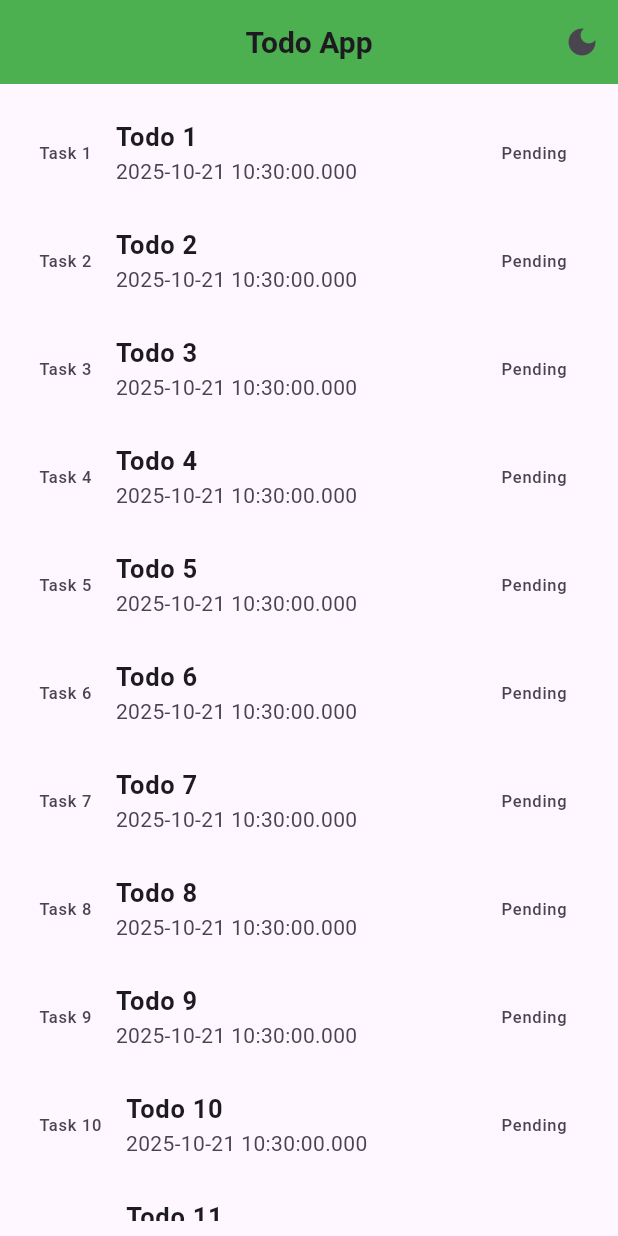
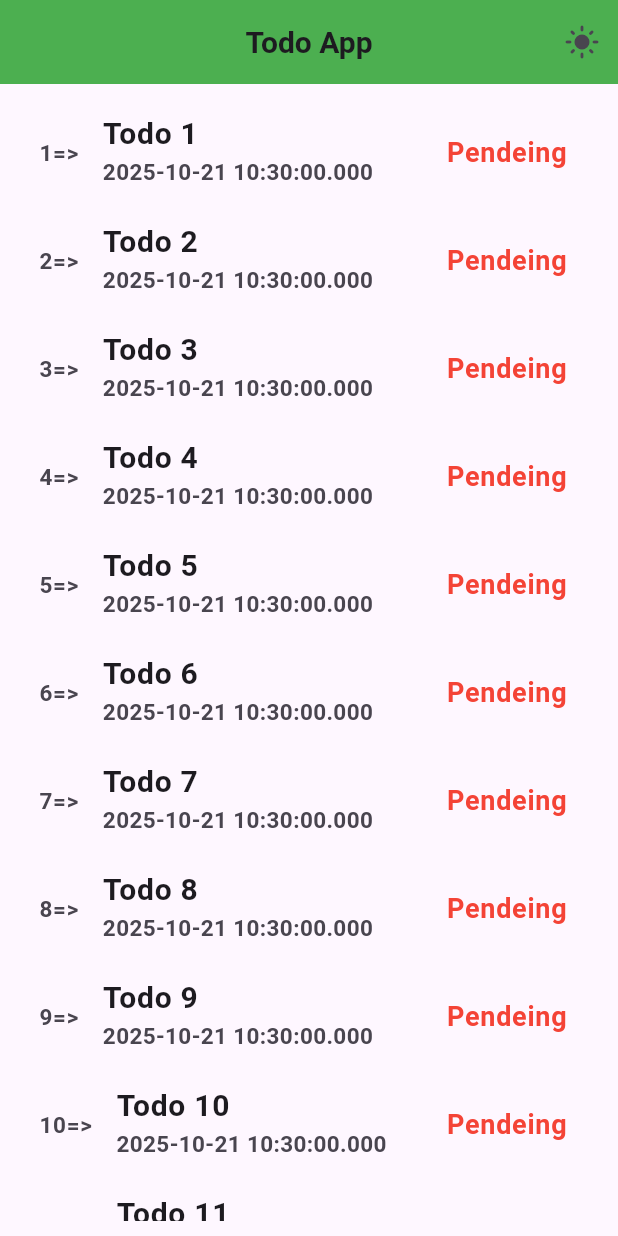
Before and after one commit to RazzaqAhmad/my_new_app, a Flutter app: the screen it shows after launch, on a phone screen of 412 x 824 dp. Run offline on Flutter 3.47's test engine with Material 3 defaults, Android fonts, the phone set to English and light mode, and no system bars.

Commit message:
Provider completed

```diff
--- /dev/null
+++ b/devtools_options.yaml
@@ -0,0 +1,3 @@
+description: This file stores settings for Dart & Flutter DevTools.
+documentation: https://docs.flutter.dev/tools/devtools/extensions#configure-extension-enablement-states
+extensions:
--- a/lib/My_Screens/alltodos_screen.dart
+++ b/lib/My_Screens/alltodos_screen.dart
@@ -1,30 +1,33 @@
 import 'package:flutter/material.dart';
-import 'package:my_new_app/Models/todo.dart';
-import 'package:my_new_app/My_Screens/singletodo_screen.dart';
+import 'package:my_new_app/models/todo.dart';
+import 'package:my_new_app/my_screens/singletodo_screen.dart';
+import 'package:my_new_app/providers/themprovider.dart';
+import 'package:my_new_app/providers/withprovider.dart';
+import 'package:provider/provider.dart';
 
 class AllTodosScreen extends StatefulWidget {
-  final Function(bool) onThemeChanged;
-  const AllTodosScreen({Key? key, required this.onThemeChanged})
-    : super(key: key);
+  const AllTodosScreen({Key? key}) : super(key: key);
   @override
   State<AllTodosScreen> createState() => _AllTodosScreenState();
 }
 
 class _AllTodosScreenState extends State<AllTodosScreen> {
-  bool _isDark = false;
   @override
   Widget build(BuildContext context) {
+    final provider = context.read<TodoProvider>();
     return Scaffold(
       appBar: AppBar(
         actions: [
           IconButton(
-            icon: Icon(_isDark ? Icons.light_mode : Icons.dark_mode),
-            onPressed: () {
-              setState(() {
-                _isDark = !_isDark;
-                widget.onThemeChanged(_isDark);
-              });
-            },
+            icon: Icon(
+              context.watch<ThemeProvider>().isDark
+                  ? Icons.dark_mode
+                  : Icons.light_mode,
+            ),
+            tooltip: context.watch<ThemeProvider>().isDark
+                ? 'Switch to Light Mode'
+                : 'Switch to Dark Mode',
+            onPressed: () => context.read<ThemeProvider>().toggleTheme(),
           ),
         ],
         centerTitle: true,
@@ -41,33 +44,50 @@ class _AllTodosScreenState extends State<AllTodosScreen> {
             children: [
               Expanded(
                 child: ListView.builder(
-                  itemCount: todolist.length,
+                  itemCount: provider.todos.length,
                   itemBuilder: (context, index) {
+                    var singletodo = provider.todos[index];
                     return ListTile(
+                      leading: Text(
+                        '${index + 1}=>',
+                        style: TextStyle(
+                          fontSize: 15,
+                          fontWeight: FontWeight.bold,
+                        ),
+                      ),
+                      title: Text(
+                        singletodo.title,
+                        style: TextStyle(
+                          fontSize: 20,
+                          fontWeight: FontWeight.bold,
+                        ),
+                      ),
+                      subtitle: Text(
+                        singletodo.date,
+                        style: TextStyle(
+                          fontSize: 15,
+                          fontWeight: FontWeight.bold,
+                        ),
+                      ),
+                      trailing: Text(
+                        singletodo.iScompleted ? "Completed" : "Pendeing",
+                        style: TextStyle(
+                          color: singletodo.iScompleted
+                              ? Colors.green
+                              : Colors.red,
+                          fontSize: 18,
+                          fontWeight: FontWeight.bold,
+                        ),
+                      ),
                       onTap: () {
                         Navigator.push(
                           context,
                           MaterialPageRoute(
-                            builder: (context) {
-                              return SingleTodoScreen(todo: todolist[index]);
-                            },
+                            builder: (context) =>
+                                SingleTodoScreen(stodo: singletodo),
                           ),
                         );
                       },
-                      hoverColor: Colors.blue,
-                      //tileColor: Colors.greenAccent,
-                      leading: Text("Task ${index + 1}"),
-                      title: Text(
-                        todolist[index].title,
-                        style: TextStyle(
-                          fontSize: 17,
-                          fontWeight: FontWeight.bold,
-                        ),
-                      ),
-                      subtitle: Text(todolist[index].date),
-                      trailing: Text(
-                        todolist[index].iScompleted ? "Completed" : "Pending",
-                      ),
                     );
                   },
                 ),
--- a/lib/main.dart
+++ b/lib/main.dart
@@ -1,38 +1,32 @@
 import 'package:flutter/material.dart';
 import 'package:my_new_app/My_Screens/alltodos_screen.dart';
+import 'package:my_new_app/providers/themprovider.dart';
+import 'package:my_new_app/providers/withprovider.dart';
+import 'package:provider/provider.dart';
 
 void main() {
-  runApp(MyApp());
+  runApp(
+    MultiProvider(
+      providers: [
+        ChangeNotifierProvider(create: (_) => ThemeProvider()),
+        ChangeNotifierProvider(create: (_) => TodoProvider()),
+      ],
+      child: MyApp(),
+    ),
+  );
 }
 
-class MyApp extends StatefulWidget {
-  @override
-  State<MyApp> createState() => _MyAppState();
-}
-
-class _MyAppState extends State<MyApp> {
-  ThemeMode _themeMode = ThemeMode.light;
-
-  void _toggleTheme(bool isDarkMode) {
-    setState(() {
-      _themeMode = isDarkMode ? ThemeMode.dark : ThemeMode.light;
-    });
-  }
+class MyApp extends StatelessWidget {
+  const MyApp({super.key});
 
   @override
   Widget build(BuildContext context) {
+    final themeProvider = context.watch<ThemeProvider>();
     return MaterialApp(
       debugShowCheckedModeBanner: false,
-      themeMode: _themeMode,
-      theme: ThemeData(
-        brightness: Brightness.light,
-        primarySwatch: Colors.blue,
-      ),
-      darkTheme: ThemeData(
-        brightness: Brightness.dark,
-        primarySwatch: Colors.deepPurple,
-      ),
-      home: AllTodosScreen(onThemeChanged: _toggleTheme),
+      title: 'Todo + Theme Provider',
+      theme: themeProvider.currentTheme,
+      home: const AllTodosScreen(),
     );
   }
 }
--- /dev/null
+++ b/lib/providers/themprovider.dart
@@ -0,0 +1,14 @@
+import 'package:flutter/material.dart';
+
+class ThemeProvider extends ChangeNotifier {
+  bool _isDark = false;
+
+  bool get isDark => _isDark;
+
+  ThemeData get currentTheme => _isDark ? ThemeData.dark() : ThemeData.light();
+
+  void toggleTheme() {
+    _isDark = !_isDark;
+    notifyListeners();
+  }
+}
--- /dev/null
+++ b/lib/providers/withprovider.dart
@@ -0,0 +1,22 @@
+import 'package:flutter/material.dart';
+import 'package:my_new_app/models/todo.dart';
+import 'package:my_new_app/providers/withprovider.dart';
+
+class TodoProvider extends ChangeNotifier {
+  final List<Todo> _todos = todolist;
+  List<Todo> get todos => _todos;
+  bool _isCheck = false;
+
+  bool get isCheck => _isCheck;
+
+  void update(Todo todo) {
+    int index = _todos.indexWhere((t) => t.title == todo.title);
+    _todos[index].iScompleted = _isCheck;
+    notifyListeners();
+  }
+
+  void toggleCheck() {
+    _isCheck = !_isCheck;
+    notifyListeners();
+  }
+}
--- a/pubspec.yaml
+++ b/pubspec.yaml
@@ -32,6 +32,7 @@ dependencies:
     sdk: flutter
   dropdown_button2: any
   cupertino_icons: ^1.0.8
+  provider: ^6.0.0
   # The following adds the Cupertino Icons font to your application.
   # Use with the CupertinoIcons class for iOS style icons.
 
```
Also changed, not shown: lib/Models/todoprovider.dart (added, +7 -0 lines), lib/My_Screens/singletodo_screen.dart (+50 -54 lines), pubspec.lock.
